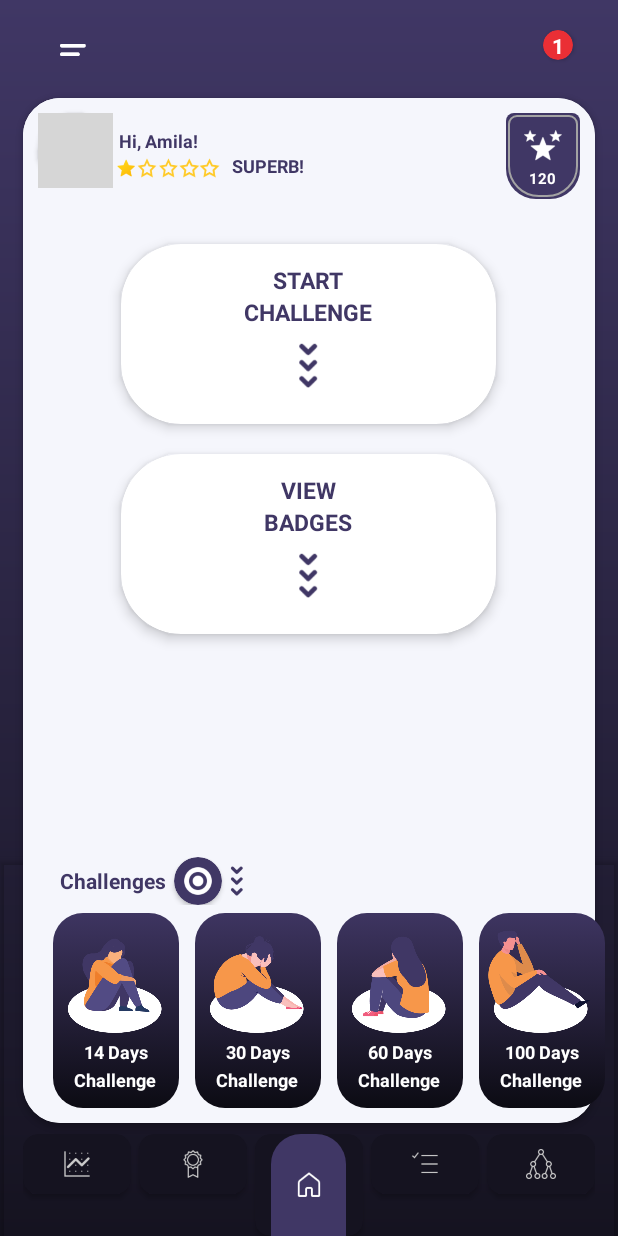
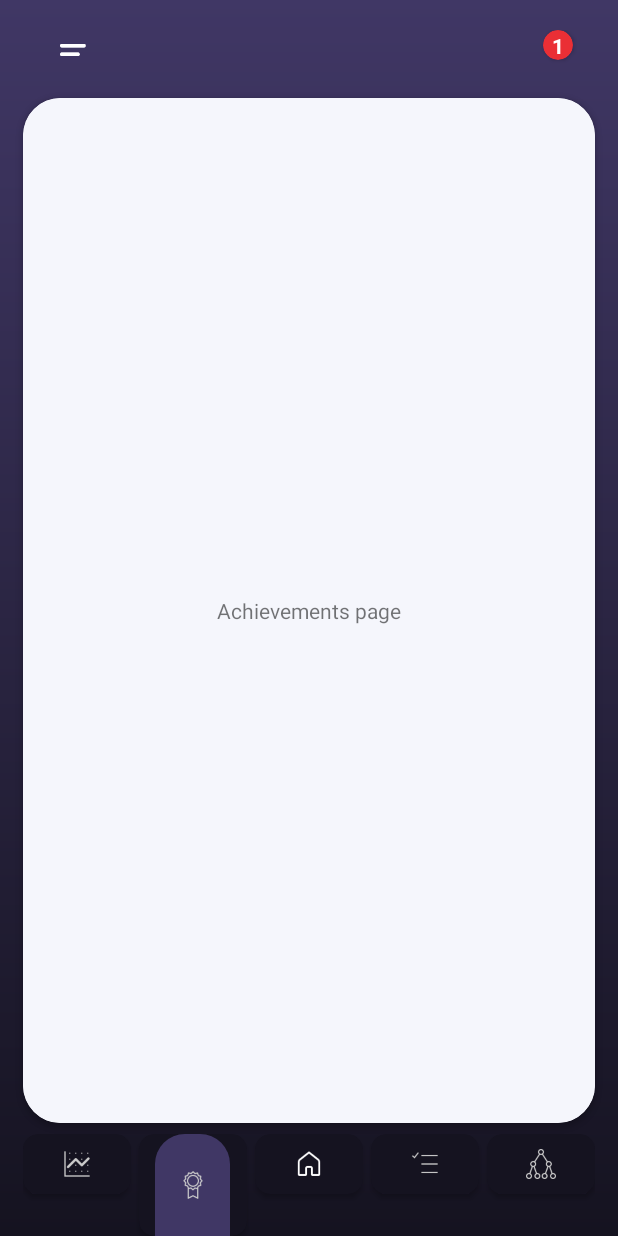
Before and after one commit to yemzybhin/GrowthCheckerAppFree, an Android app: the MainActivity screen opened directly, with no data from a screen before it, after a tap on "VIEW", on a phone screen of 412 x 824 dp. Run offline under Robolectric (Android 15) with nearby library versions, the phone set to English and light mode, and no system bars; grey boxes are pictures that could not be loaded.

Commit message:
Corrected_Pref_And_Frag_Issues

```diff
--- a/app/src/main/java/ade/yemi/growthchecker/Activities/MainActivity.kt
+++ b/app/src/main/java/ade/yemi/growthchecker/Activities/MainActivity.kt
@@ -14,6 +14,7 @@ import androidx.appcompat.app.AppCompatActivity
 import android.view.View
 import android.widget.Button
 import android.widget.ImageView
+import android.widget.TextView
 import androidx.cardview.widget.CardView
 import androidx.fragment.app.DialogFragment
 import androidx.fragment.app.Fragment
@@ -23,13 +24,30 @@ import java.util.*
 import kotlin.concurrent.schedule
 
 class MainActivity : AppCompatActivity() {
+    private val challengesscrollview: CardView by lazy {
+        findViewById(R.id.cd_homechallangeswidget)
+    }
+    private val homeview: View by lazy {
+        findViewById(R.id.v_home)
+    }
+    private val analyticsview: View by lazy {
+        findViewById(R.id.v_analytics)
+    }
+    private val achievementsview: View by lazy {
+        findViewById(R.id.v_achievements)
+    }
+    private val notesview: View by lazy {
+        findViewById(R.id.v_notes)
+    }
+    private val tipsview: View by lazy {
+        findViewById(R.id.v_tips)
+    }
     override fun onCreate(savedInstanceState: Bundle?) {
         super.onCreate(savedInstanceState)
         setContentView(R.layout.activity_main)
 
         replacefragment(Homepage())
 
-        var challengesscrollview = findViewById<CardView>(R.id.cd_homechallangeswidget)
         var menubutton = findViewById<CardView>(R.id.cd_homemenu)
 
         var homecard = findViewById<CardView>(R.id.cd_home)
@@ -43,12 +61,6 @@ class MainActivity : AppCompatActivity() {
         var sixty = findViewById<CardView>(R.id.cd_60days)
         var hundred = findViewById<CardView>(R.id.cd_100days)
         var twohundred = findViewById<CardView>(R.id.cd_200days)
-
-        var homeview= findViewById<View>(R.id.v_home)
-        var analyticsview = findViewById<View>(R.id.v_analytics)
-        var achievementsview = findViewById<View>(R.id.v_achievements)
-        var notesview = findViewById<View>(R.id.v_notes)
-        var tipsview = findViewById<View>(R.id.v_tips)
 
         var homeimage= findViewById<ImageView>(R.id.iv_home)
         var analyticsimage = findViewById<ImageView>(R.id.iv_analytics)
@@ -169,11 +181,20 @@ class MainActivity : AppCompatActivity() {
         finishAffinity()
         finish()
     }
-    private fun replacefragment(fragment:Fragment) {
+    internal fun replacefragment(fragment:Fragment) {
         val fragmentManager = supportFragmentManager
         val fragmentTransaction = fragmentManager.beginTransaction()
         fragmentTransaction.replace(R.id.fg_home, fragment)
         fragmentTransaction.commit()
+    }
+    internal fun ChangeToAchivement(fragment: Fragment){
+        achievementsview.visibility = View.VISIBLE
+        challengesscrollview.visibility = View.GONE
+        val fragmentManager = supportFragmentManager
+        val fragmentTransaction = fragmentManager.beginTransaction()
+        fragmentTransaction.replace(R.id.fg_home, fragment)
+        fragmentTransaction.commit()
+        UpdateOnclickElement(listOf(homeview, analyticsview, notesview, tipsview))
     }
     private fun UpdateOnclickElement(views: List<View>){
         for (i in views){
--- a/app/src/main/java/ade/yemi/growthchecker/Fragments/Pages/subpages/norunningchallenge.kt
+++ b/app/src/main/java/ade/yemi/growthchecker/Fragments/Pages/subpages/norunningchallenge.kt
@@ -1,5 +1,7 @@
 package ade.yemi.growthchecker.Fragments.Pages.subpages
 
+import ade.yemi.growthchecker.Activities.MainActivity
+import ade.yemi.growthchecker.Fragments.Pages.AchievementsPage
 import android.os.Bundle
 import androidx.fragment.app.Fragment
 import android.view.LayoutInflater
@@ -7,6 +9,7 @@ import android.view.View
 import android.view.ViewGroup
 import ade.yemi.growthchecker.R
 import ade.yemi.growthchecker.Utilities.clicking
+import ade.yemi.growthchecker.Utilities.delay
 import ade.yemi.growthchecker.Utilities.shortvibrate
 import ade.yemi.growthchecker.Utilities.zoom_in
 import androidx.cardview.widget.CardView
@@ -29,6 +32,8 @@ class norunningchallenge : Fragment() {
         card2.setOnClickListener {
             card2.shortvibrate()
             card2.clicking()
+            delay(100)
+            (activity as MainActivity).ChangeToAchivement(AchievementsPage())
         }
         return view
     }
--- a/app/src/main/java/ade/yemi/growthchecker/Utilities/Funs.kt
+++ b/app/src/main/java/ade/yemi/growthchecker/Utilities/Funs.kt
@@ -2,12 +2,15 @@ package ade.yemi.growthchecker.Utilities
 
 import ade.yemi.growthchecker.R
 import android.content.Context
+import android.content.Intent
 import android.os.Build
 import android.os.VibrationEffect
 import android.os.Vibrator
 import android.view.View
 import android.view.animation.AnimationUtils
 import androidx.fragment.app.Fragment
+import java.util.*
+import kotlin.concurrent.schedule
 
 fun View.zoom_in(){
     val animation = AnimationUtils.loadAnimation(context, R.anim.zoom_in)
@@ -25,3 +28,7 @@ fun View.shortvibrate() {
         vibrator.vibrate(10)
     }
 }
+fun delay(time : Long){
+    Timer().schedule(time) {
+    }
+}
--- a/app/src/main/res/layout/fragment_menu.xml
+++ b/app/src/main/res/layout/fragment_menu.xml
@@ -107,6 +107,7 @@
         </androidx.cardview.widget.CardView>
 
         <androidx.cardview.widget.CardView
+            android:id="@+id/cd_menuAddiction"
             android:layout_width="match_parent"
             android:layout_height="wrap_content"
             android:layout_marginLeft="26dp"
@@ -256,6 +257,7 @@
         </LinearLayout>
 
         <LinearLayout
+            android:id="@+id/LL_menuMyrating"
             android:layout_width="match_parent"
             android:layout_height="wrap_content"
             android:layout_marginLeft="26dp"
@@ -310,6 +312,7 @@
         </LinearLayout>
 
         <androidx.cardview.widget.CardView
+            android:id="@+id/cd_menuSettings"
             android:layout_width="match_parent"
             android:layout_height="wrap_content"
             android:layout_marginLeft="26dp"
```
Also changed, not shown: app/src/main/java/ade/yemi/growthchecker/Fragments/Pages/Menu.kt (+21 -3 lines).
